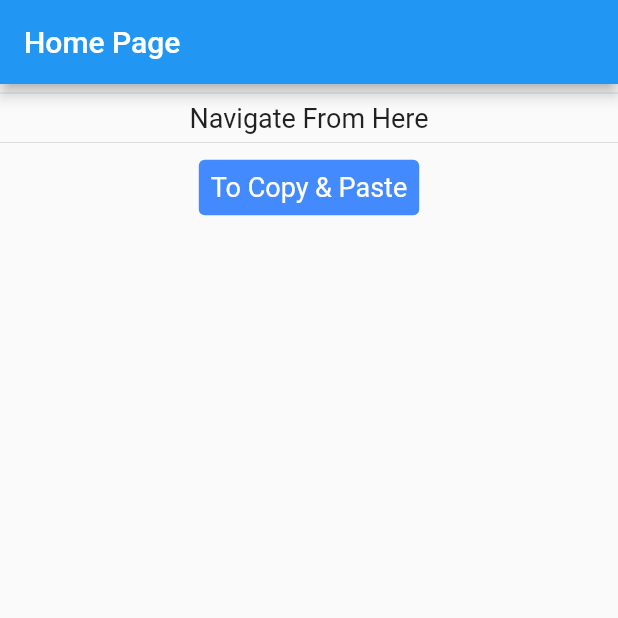
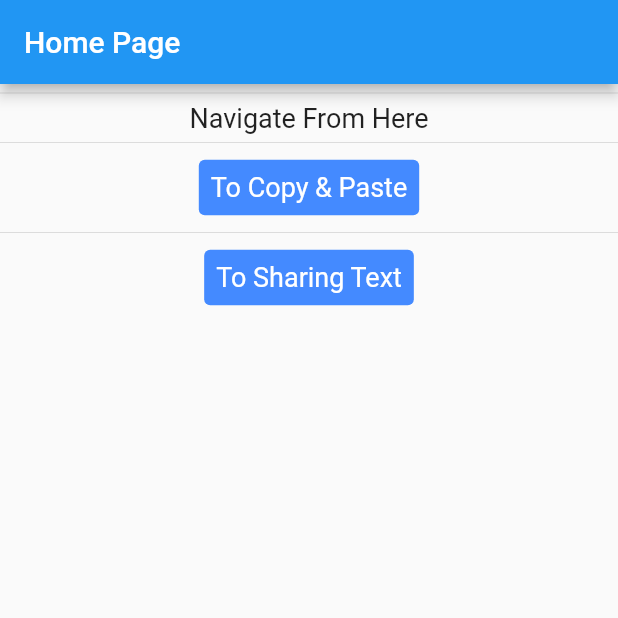
Before and after one commit to mahmourad98/flutter_sharable_links_app, a Flutter app: the screen it shows after launch, on a phone screen of 412 x 824 dp, the top half of it. Run offline on Flutter 3.47's test engine with Material 2 defaults, Android fonts, the phone set to English and light mode, and no system bars; our stand-ins replace share_plus.

Commit message:
sharing text from our app to other apps is implemented + tested

```diff
--- a/lib/app/my_app.dart
+++ b/lib/app/my_app.dart
@@ -56,6 +56,18 @@ class MyHomePage extends StatelessWidget {
                 textStyle: const TextStyle(fontSize: 18.0,),
               ),
             ),
+            const Divider(height: 12.0,),
+            TextButton(
+              onPressed: () => {
+                Navigator.of(context,).pushNamed(RouteNames.shareTextPage,),
+              },
+              child: const Text('To Sharing Text',),
+              style: TextButton.styleFrom(
+                foregroundColor: Colors.white,
+                backgroundColor:  Colors.blueAccent,
+                textStyle: const TextStyle(fontSize: 18.0,),
+              ),
+            ),
           ],
         ),
       ), // This trailing comma makes auto-formatting nicer for build methods.
--- a/lib/app/my_app_router.dart
+++ b/lib/app/my_app_router.dart
@@ -1,12 +1,14 @@
 import 'package:flutter/material.dart';
 import 'package:untitled02/app/my_app.dart';
 import 'package:untitled02/core/layers/presentation/copy_and_paste_link_page/copy_and_paste_link_view.dart';
+import 'package:untitled02/core/layers/presentation/sharing_text_page/sharing_text_view.dart';
 
 final GlobalKey<NavigatorState> navKey = GlobalKey<NavigatorState>();
 final NavigatorObserver navObserver = NavigatorObserver();
 
 class RouteNames {
   static const String copyAndPastePage = 'copy-and-paste';
+  static const String shareTextPage = 'share-text';
 }
 
 class AppRouter{
@@ -15,6 +17,10 @@ class AppRouter{
       case RouteNames.copyAndPastePage:
         return _routeTo(
           () => const CopyAndPasteLinkPage(),
+        );
+      case RouteNames.shareTextPage:
+        return _routeTo(
+          () => const SharingTextView(),
         );
       default: return _routeTo(
         () => const MyHomePage(),
--- a/pubspec.yaml
+++ b/pubspec.yaml
@@ -15,6 +15,7 @@ dependencies:
   cupertino_icons: any
   material_design_icons_flutter: any
   intl: any
+  share_plus: any
 
 dev_dependencies:
   flutter_test:
```
Also changed, not shown: lib/core/layers/presentation/sharing_text_page/sharing_text_view.dart (added, +69 -0 lines), pubspec.lock.
